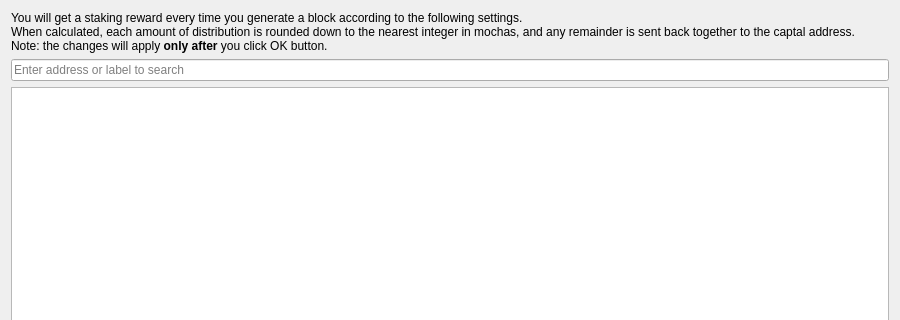
This is src/qt/forms/stakingrewardsettingpage.ui in wakumo/xpchain as Qt 5 draws it before an edit; both pictures show x 0 to 900 and y 0 to 320 of the 900 by 500 pixel window. The edited form follows.
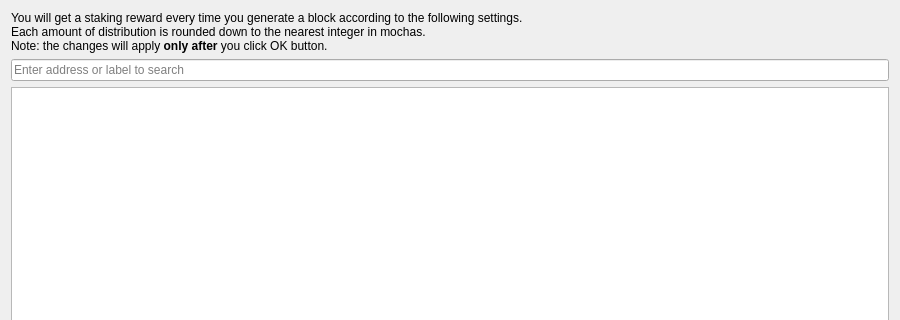
This is the edited form. Icons and pictures are not drawn.

Commit message: Remove text about remainder from description

```diff
--- a/src/qt/forms/stakingrewardsettingpage.ui
+++ b/src/qt/forms/stakingrewardsettingpage.ui
@@ -23,7 +23,7 @@
       <enum>Qt::RichText</enum>
      </property>
      <property name="text">
-      <string>You will get a staking reward every time you generate a block according to the following settings.&lt;br&gt;When calculated, each amount of distribution is rounded down to the nearest integer in mochas, and any remainder is sent back together to the captal address.&lt;br&gt;Note: the changes will apply &lt;b&gt;only after&lt;/b&gt; you click OK button.</string>
+      <string>You will get a staking reward every time you generate a block according to the following settings.&lt;br&gt;Each amount of distribution is rounded down to the nearest integer in mochas.&lt;br&gt;Note: the changes will apply &lt;b&gt;only after&lt;/b&gt; you click OK button.</string>
      </property>
     </widget>
    </item>
```
